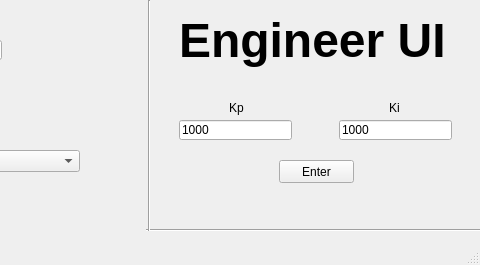
Before: the Qt Designer form HWTrainController/hw_TrainController/hwtrainui.ui in JHarnishfeger/ECE1140_Conductors, drawn with Qt 5; both pictures show x 271 to 751 and y 0 to 265 of the 751 by 265 pixel window.
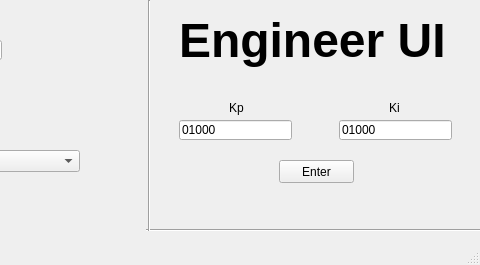
After: the same form once the commit is applied.

The edit to the form file:
```diff
--- a/HWTrainController/hw_TrainController/hwtrainui.ui
+++ b/HWTrainController/hw_TrainController/hwtrainui.ui
@@ -37,7 +37,7 @@
      </rect>
     </property>
     <property name="text">
-     <string>1000</string>
+     <string>01000</string>
     </property>
    </widget>
    <widget class="QLabel" name="Engineer">
@@ -66,7 +66,7 @@
      </rect>
     </property>
     <property name="text">
-     <string>1000</string>
+     <string>01000</string>
     </property>
    </widget>
    <widget class="QPushButton" name="enterButton">
```
